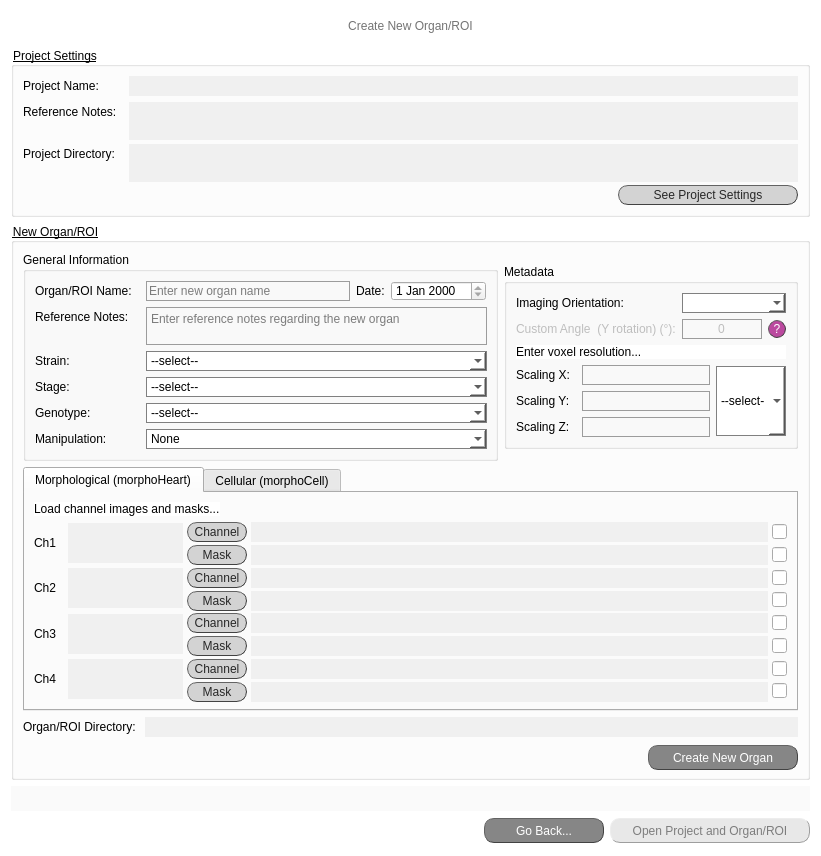
First picture: the form in src/gui/ui/create_organ_screen.ui, repository jsanchez679/morphoHeart, before the edit.
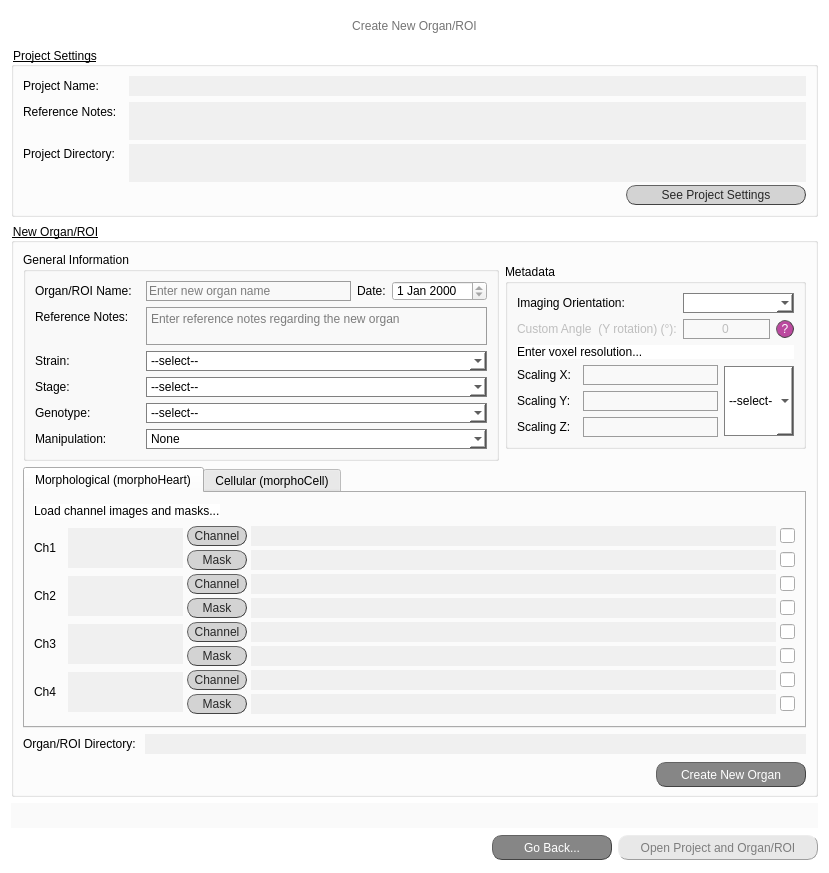
Second picture: the form after the edit.

Commit message: Title from General > Channel in Segmentation Tab

Diff of the .ui file:
```diff
--- a/src/gui/ui/create_organ_screen.ui
+++ b/src/gui/ui/create_organ_screen.ui
@@ -6,8 +6,8 @@
    <rect>
     <x>0</x>
     <y>0</y>
-    <width>821</width>
-    <height>856</height>
+    <width>829</width>
+    <height>873</height>
    </rect>
   </property>
   <property name="minimumSize">
```
The commit also changes 1 other file.
